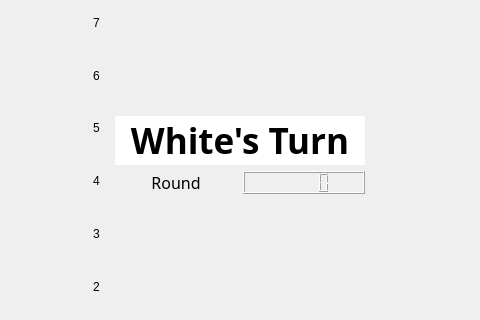
Qt form gamemainwindow.ui (a0922762/NTUST_OOP_Project2_Chess) before a commit; both pictures show x 233 to 713 and y 144 to 464 of the 800 by 600 pixel window.
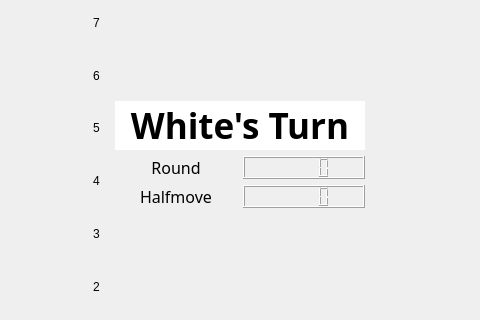
The same form after that commit. Custom widgets are drawn as their Qt base class.

What changed in the file:
```diff
--- a/gamemainwindow.ui
+++ b/gamemainwindow.ui
@@ -401,7 +401,30 @@
        </layout>
       </item>
       <item>
-       <spacer name="verticalSpacer">
+       <layout class="QHBoxLayout" name="horizontalLayout_4">
+        <item>
+         <widget class="QLabel" name="halfmoveLabel">
+          <property name="font">
+           <font>
+            <family>Impact</family>
+            <pointsize>12</pointsize>
+           </font>
+          </property>
+          <property name="text">
+           <string>Halfmove</string>
+          </property>
+          <property name="alignment">
+           <set>Qt::AlignCenter</set>
+          </property>
+         </widget>
+        </item>
+        <item>
+         <widget class="QLCDNumber" name="halfmoveLCD"/>
+        </item>
+       </layout>
+      </item>
+      <item>
+       <spacer name="verticalSpacer_2">
         <property name="orientation">
          <enum>Qt::Vertical</enum>
         </property>
```
Left out of the diff: 2 changed lines with no effect on the pictures.
